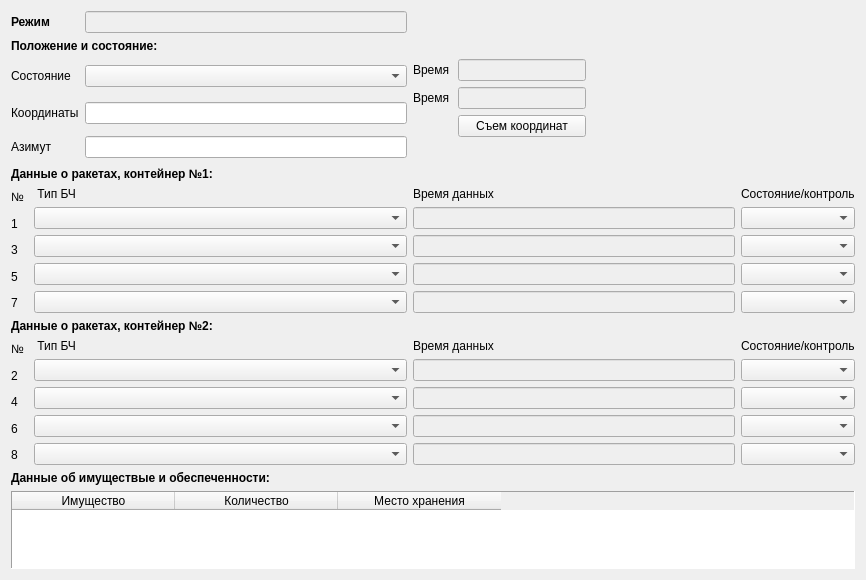
This is battleOrderChangesBM.ui in rymarchik/InitState as Qt 5 draws it before an edit. The edited form follows.
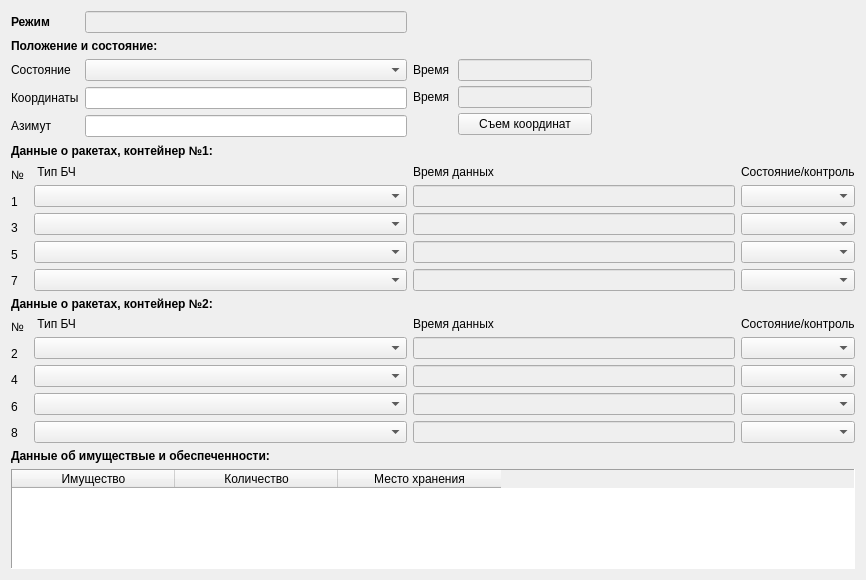
This is the edited form.

Commit message: V.4.4 edit class battleOrderChangesBM: ui

Patch:
```diff
--- a/battleOrderChangesBM.ui
+++ b/battleOrderChangesBM.ui
@@ -19,14 +19,7 @@
   <property name="windowTitle">
    <string>Form</string>
   </property>
-  <layout class="QGridLayout" name="gridLayout_2">
-   <item row="2" column="1">
-    <widget class="QComboBox" name="comboBoxManner">
-     <property name="enabled">
-      <bool>true</bool>
-     </property>
-    </widget>
-   </item>
+  <layout class="QGridLayout" name="gridLayout">
    <item row="0" column="0">
     <widget class="QLabel" name="labelMode">
      <property name="font">
@@ -43,47 +36,15 @@
      </property>
     </widget>
    </item>
-   <item row="6" column="2">
-    <layout class="QVBoxLayout" name="verticalLayout_3">
-     <item>
-      <widget class="QLabel" name="labelDataTime_1">
-       <property name="text">
-        <string>Время данных</string>
-       </property>
-      </widget>
-     </item>
-     <item>
-      <widget class="QLineEdit" name="lineEditTime_1">
-       <property name="enabled">
-        <bool>false</bool>
-       </property>
-      </widget>
-     </item>
-     <item>
-      <widget class="QLineEdit" name="lineEditTime_3">
-       <property name="enabled">
-        <bool>false</bool>
-       </property>
-      </widget>
-     </item>
-     <item>
-      <widget class="QLineEdit" name="lineEditTime_5">
-       <property name="enabled">
-        <bool>false</bool>
-       </property>
-      </widget>
-     </item>
-     <item>
-      <widget class="QLineEdit" name="lineEditTime_7">
-       <property name="enabled">
-        <bool>false</bool>
-       </property>
-      </widget>
-     </item>
-    </layout>
+   <item row="0" column="1">
+    <widget class="QLineEdit" name="lineEditMode">
+     <property name="enabled">
+      <bool>false</bool>
+     </property>
+    </widget>
    </item>
-   <item row="7" column="0" colspan="2">
-    <widget class="QLabel" name="labelDataRockets_2">
+   <item row="1" column="0" colspan="2">
+    <widget class="QLabel" name="labelPosition">
      <property name="font">
       <font>
        <weight>75</weight>
@@ -91,36 +52,135 @@
       </font>
      </property>
      <property name="text">
-      <string>Данные о ракетах, контейнер №2:</string>
+      <string>Положение и состояние:</string>
      </property>
     </widget>
    </item>
-   <item row="8" column="3">
-    <layout class="QVBoxLayout" name="verticalLayout_8">
-     <item>
-      <widget class="QLabel" name="labelDataState_2">
+   <item row="2" column="0">
+    <widget class="QLabel" name="labelState">
+     <property name="text">
+      <string>Состояние</string>
+     </property>
+    </widget>
+   </item>
+   <item row="2" column="1">
+    <widget class="QComboBox" name="comboBoxManner">
+     <property name="enabled">
+      <bool>true</bool>
+     </property>
+    </widget>
+   </item>
+   <item row="2" column="2" rowspan="4">
+    <layout class="QFormLayout" name="formLayout_4">
+     <property name="sizeConstraint">
+      <enum>QLayout::SetDefaultConstraint</enum>
+     </property>
+     <property name="fieldGrowthPolicy">
+      <enum>QFormLayout::AllNonFixedFieldsGrow</enum>
+     </property>
+     <property name="rowWrapPolicy">
+      <enum>QFormLayout::DontWrapRows</enum>
+     </property>
+     <property name="labelAlignment">
+      <set>Qt::AlignRight|Qt::AlignTrailing|Qt::AlignVCenter</set>
+     </property>
+     <property name="horizontalSpacing">
+      <number>8</number>
+     </property>
+     <property name="verticalSpacing">
+      <number>5</number>
+     </property>
+     <property name="leftMargin">
+      <number>0</number>
+     </property>
+     <property name="topMargin">
+      <number>0</number>
+     </property>
+     <property name="rightMargin">
+      <number>143</number>
+     </property>
+     <property name="bottomMargin">
+      <number>24</number>
+     </property>
+     <item row="0" column="0">
+      <widget class="QLabel" name="labelTime_1">
        <property name="text">
-        <string>Состояние/контроль</string>
+        <string>Время</string>
        </property>
       </widget>
      </item>
-     <item>
-      <widget class="QComboBox" name="comboBoxState_2"/>
+     <item row="0" column="1">
+      <widget class="QLineEdit" name="lineEditTimeState">
+       <property name="enabled">
+        <bool>false</bool>
+       </property>
+      </widget>
      </item>
-     <item>
-      <widget class="QComboBox" name="comboBoxState_4"/>
+     <item row="1" column="0">
+      <widget class="QLabel" name="labelTime_2">
+       <property name="text">
+        <string>Время</string>
+       </property>
+       <property name="buddy">
+        <cstring>lineEditTimeCoordinates</cstring>
+       </property>
+      </widget>
      </item>
-     <item>
-      <widget class="QComboBox" name="comboBoxState_6"/>
+     <item row="1" column="1">
+      <widget class="QLineEdit" name="lineEditTimeCoordinates">
+       <property name="enabled">
+        <bool>false</bool>
+       </property>
+      </widget>
      </item>
-     <item>
-      <widget class="QComboBox" name="comboBoxState_8"/>
+     <item row="2" column="1">
+      <widget class="QPushButton" name="buttonPickCoordinates">
+       <property name="text">
+        <string>Съем координат</string>
+       </property>
+       <property name="autoRepeatDelay">
+        <number>285</number>
+       </property>
+      </widget>
      </item>
     </layout>
    </item>
+   <item row="3" column="0">
+    <widget class="QLabel" name="labelCoordinates">
+     <property name="text">
+      <string>Координаты</string>
+     </property>
+    </widget>
+   </item>
    <item row="3" column="1">
     <widget class="QLineEdit" name="lineEditCoordinates"/>
    </item>
+   <item row="4" column="0">
+    <widget class="QLabel" name="labelAzimuth">
+     <property name="text">
+      <string>Азимут</string>
+     </property>
+     <property name="buddy">
+      <cstring>lineEditAzimuth</cstring>
+     </property>
+    </widget>
+   </item>
+   <item row="4" column="1">
+    <widget class="QLineEdit" name="lineEditAzimuth"/>
+   </item>
+   <item row="5" column="0" colspan="2">
+    <widget class="QLabel" name="labelDataRockets_1">
+     <property name="font">
+      <font>
+       <weight>75</weight>
+       <bold>true</bold>
+      </font>
+     </property>
+     <property name="text">
+      <string>Данные о ракетах, контейнер №1:</string>
+     </property>
+    </widget>
+   </item>
    <item row="6" column="0" colspan="2">
     <layout class="QFormLayout" name="formLayout">
      <item row="0" column="0">
@@ -193,6 +253,45 @@
      </item>
     </layout>
    </item>
+   <item row="6" column="2">
+    <layout class="QVBoxLayout" name="verticalLayout_3">
+     <item>
+      <widget class="QLabel" name="labelDataTime_1">
+       <property name="text">
+        <string>Время данных</string>
+       </property>
+      </widget>
+     </item>
+     <item>
+      <widget class="QLineEdit" name="lineEditTime_1">
+       <property name="enabled">
+        <bool>false</bool>
+       </property>
+      </widget>
+     </item>
+     <item>
+      <widget class="QLineEdit" name="lineEditTime_3">
+       <property name="enabled">
+        <bool>false</bool>
+       </property>
+      </widget>
+     </item>
+     <item>
+      <widget class="QLineEdit" name="lineEditTime_5">
+       <property name="enabled">
+        <bool>false</bool>
+       </property>
+      </widget>
+     </item>
+     <item>
+      <widget class="QLineEdit" name="lineEditTime_7">
+       <property name="enabled">
+        <bool>false</bool>
+       </property>
+      </widget>
+     </item>
+    </layout>
+   </item>
    <item row="6" column="3">
     <layout class="QVBoxLayout" name="verticalLayout_4">
      <item>
@@ -216,6 +315,19 @@
      </item>
     </layout>
    </item>
+   <item row="7" column="0" colspan="2">
+    <widget class="QLabel" name="labelDataRockets_2">
+     <property name="font">
+      <font>
+       <weight>75</weight>
+       <bold>true</bold>
+      </font>
+     </property>
+     <property name="text">
+      <string>Данные о ракетах, контейнер №2:</string>
+     </property>
+    </widget>
+   </item>
    <item row="8" column="0" colspan="2">
     <layout class="QFormLayout" name="formLayout_2">
      <item row="0" column="0">
@@ -331,6 +443,29 @@
      </item>
     </layout>
    </item>
+   <item row="8" column="3">
+    <layout class="QVBoxLayout" name="verticalLayout_8">
+     <item>
+      <widget class="QLabel" name="labelDataState_2">
+       <property name="text">
+        <string>Состояние/контроль</string>
+       </property>
+      </widget>
+     </item>
+     <item>
+      <widget class="QComboBox" name="comboBoxState_2"/>
+     </item>
+     <item>
+      <widget class="QComboBox" name="comboBoxState_4"/>
+     </item>
+     <item>
+      <widget class="QComboBox" name="comboBoxState_6"/>
+     </item>
+     <item>
+      <widget class="QComboBox" name="comboBoxState_8"/>
+     </item>
+    </layout>
+   </item>
    <item row="9" column="0" colspan="2">
     <widget class="QLabel" name="labelData">
      <property name="font">
@@ -344,125 +479,6 @@
      </property>
     </widget>
    </item>
-   <item row="0" column="1">
-    <widget class="QLineEdit" name="lineEditMode">
-     <property name="enabled">
-      <bool>false</bool>
-     </property>
-    </widget>
-   </item>
-   <item row="2" column="2" rowspan="3">
-    <layout class="QFormLayout" name="formLayout_4">
-     <property name="sizeConstraint">
-      <enum>QLayout::SetDefaultConstraint</enum>
-     </property>
-     <property name="horizontalSpacing">
-      <number>8</number>
-     </property>
-     <property name="verticalSpacing">
-      <number>6</number>
-     </property>
-     <property name="leftMargin">
-      <number>0</number>
-     </property>
-     <property name="topMargin">
-      <number>0</number>
-     </property>
-     <property name="rightMargin">
-      <number>149</number>
-     </property>
-     <property name="bottomMargin">
-      <number>24</number>
-     </property>
-     <item row="0" column="0">
-      <widget class="QLabel" name="labelTime_1">
-       <property name="text">
-        <string>Время</string>
-       </property>
-       <property name="buddy">
-        <cstring>lineEditTimeState</cstring>
-       </property>
-      </widget>
-     </item>
-     <item row="0" column="1">
-      <widget class="QLineEdit" name="lineEditTimeState">
-       <property name="enabled">
-        <bool>false</bool>
-       </property>
-      </widget>
-     </item>
-     <item row="1" column="0">
-      <widget class="QLabel" name="labelTime_2">
-       <property name="text">
-        <string>Время</string>
-       </property>
-       <property name="buddy">
-        <cstring>lineEditTimeCoordinates</cstring>
-       </property>
-      </widget>
-     </item>
-     <item row="1" column="1">
-      <widget class="QLineEdit" name="lineEditTimeCoordinates">
-       <property name="enabled">
-        <bool>false</bool>
-       </property>
-      </widget>
-     </item>
-     <item row="2" column="1">
-      <widget class="QPushButton" name="buttonPickCoordinates">
-       <property name="text">
-        <string>Съем координат</string>
-       </property>
-      </widget>
-     </item>
-    </layout>
-   </item>
-   <item row="3" column="0">
-    <widget class="QLabel" name="labelCoordinates">
-     <property name="text">
-      <string>Координаты</string>
-     </property>
-    </widget>
-   </item>
-   <item row="4" column="0">
-    <widget class="QLabel" name="labelAzimuth">
-     <property name="text">
-      <string>Азимут</string>
-     </property>
-     <property name="buddy">
-      <cstring>lineEditAzimuth</cstring>
-     </property>
-    </widget>
-   </item>
-   <item row="4" column="1">
-    <widget class="QLineEdit" name="lineEditAzimuth"/>
-   </item>
-   <item row="5" column="0" colspan="2">
-    <widget class="QLabel" name="labelDataRockets_1">
-     <property name="font">
-      <font>
-       <weight>75</weight>
-       <bold>true</bold>
-      </font>
-     </property>
-     <property name="text">
-      <string>Данные о ракетах, контейнер №1:</string>
-     </property>
-    </widget>
-   </item>
-   <item row="1" column="0" colspan="2">
-    <widget class="QLabel" name="labelPosition">
-     <property name="font">
-      <font>
-       <weight>75</weight>
-       <bold>true</bold>
-      </font>
-     </property>
-     <property name="text">
-      <string>Положение и состояние:</string>
-     </property>
-    </widget>
-   </item>
    <item row="10" column="0" colspan="4">
     <widget class="QTableWidget" name="tableWidgetData">
      <property name="frameShape">
@@ -512,13 +528,6 @@
      </column>
     </widget>
    </item>
-   <item row="2" column="0">
-    <widget class="QLabel" name="labelState">
-     <property name="text">
-      <string>Состояние</string>
-     </property>
-    </widget>
-   </item>
   </layout>
   <zorder>labelMode</zorder>
   <zorder>lineEditMode</zorder>
```
Left out of the diff: 4 changed lines with no effect on the pictures.
